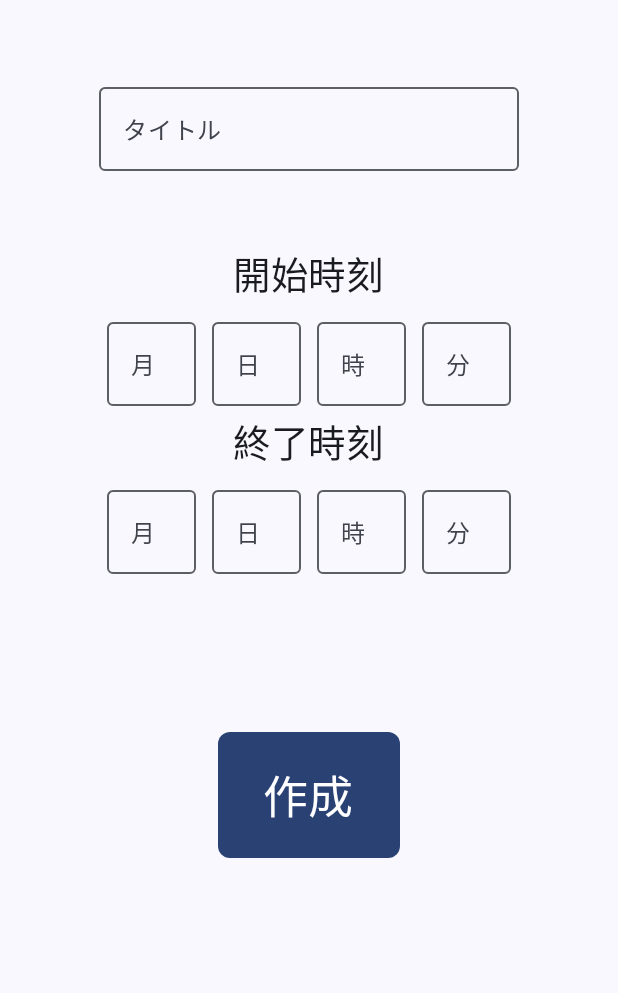
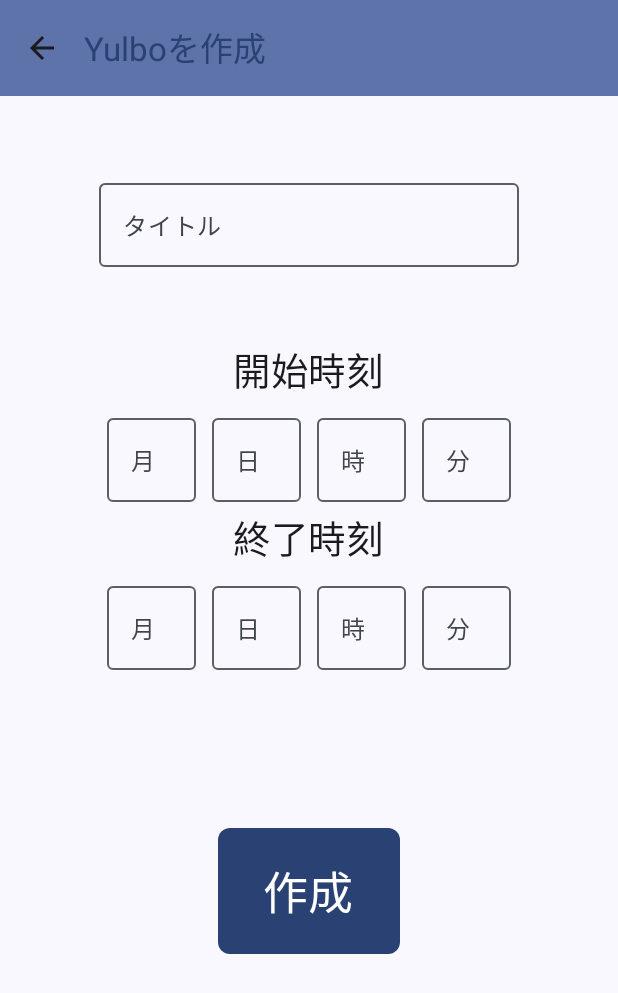
Before and after one commit to shizukanaoki/Yulbo, an Android app built with Jetpack Compose: the CreateScreen screen opened through its navigation route, on a phone screen of 412 x 824 dp. Shown: the top 993 px of the screen. Run offline under Robolectric (Android 15) with nearby library versions, the phone set to English and light mode, and no system bars.

Commit message:
Add appbar to create screen

```diff
--- a/app/src/main/java/com/example/yulbo/ui/screens/CreateScreen.kt
+++ b/app/src/main/java/com/example/yulbo/ui/screens/CreateScreen.kt
@@ -6,11 +6,18 @@ import androidx.compose.foundation.layout.Row
 import androidx.compose.foundation.layout.fillMaxWidth
 import androidx.compose.foundation.layout.padding
 import androidx.compose.foundation.layout.width
+import androidx.compose.material.icons.Icons
+import androidx.compose.material.icons.filled.ArrowBack
 import androidx.compose.material3.Button
 import androidx.compose.material3.ExperimentalMaterial3Api
+import androidx.compose.material3.Icon
+import androidx.compose.material3.IconButton
 import androidx.compose.material3.MaterialTheme
 import androidx.compose.material3.OutlinedTextField
+import androidx.compose.material3.Scaffold
 import androidx.compose.material3.Text
+import androidx.compose.material3.TopAppBar
+import androidx.compose.material3.TopAppBarDefaults
 import androidx.compose.runtime.Composable
 import androidx.compose.runtime.getValue
 import androidx.compose.runtime.mutableStateOf
@@ -47,8 +54,33 @@ fun CreateScreen(
     var eday by remember { mutableStateOf("") }
     var ehour by remember { mutableStateOf("") }
     var emini by remember { mutableStateOf("") }
+    Scaffold(
+        topBar = {
+            TopAppBar(
+                colors = TopAppBarDefaults.centerAlignedTopAppBarColors(
+                    containerColor = MaterialTheme.colorScheme.primaryContainer,
+                    titleContentColor = MaterialTheme.colorScheme.primary,
+                ),
+                title = {
+                    Text("Yulboを作成")
+                },
+                navigationIcon = {
+                    IconButton(onClick = { navigateToSchedule() }) {
+                        Icon(
+                            imageVector = Icons.Filled.ArrowBack,
+                            contentDescription = "Localized description"
+                        )
+                    }
+                },
+            )
+        },
+    ) { innerPadding ->
+
+
     Column (
-        modifier = Modifier.fillMaxWidth(),
+        modifier = Modifier
+            .fillMaxWidth()
+            .padding(innerPadding),
         horizontalAlignment = Alignment.CenterHorizontally,
     ) {
         OutlinedTextField(
@@ -58,42 +90,42 @@ fun CreateScreen(
             modifier = Modifier.padding(50.dp)
         )
         Text(text = "開始時刻", fontSize = 25.sp)
-        Row (){
+        Row {
             OutlinedTextField(
                 value = smonth,
-                onValueChange = { smonth = it},
-                label = { Text(text = "月")},
+                onValueChange = { smonth = it },
+                label = { Text(text = "月") },
                 modifier = Modifier
                     .width(70.dp)
                     .padding(5.dp)
             )
             OutlinedTextField(
                 value = sday,
-                onValueChange = { sday = it},
-                label = { Text(text = "日")},
+                onValueChange = { sday = it },
+                label = { Text(text = "日") },
                 modifier = Modifier
                     .width(70.dp)
                     .padding(5.dp)
             )
             OutlinedTextField(
                 value = shour,
-                onValueChange = { shour = it},
-                label = { Text(text = "時")},
+                onValueChange = { shour = it },
+                label = { Text(text = "時") },
                 modifier = Modifier
                     .width(70.dp)
                     .padding(5.dp)
             )
             OutlinedTextField(
                 value = smini,
-                onValueChange = { smini = it},
-                label = { Text(text = "分")},
+                onValueChange = { smini = it },
+                label = { Text(text = "分") },
                 modifier = Modifier
                     .width(70.dp)
                     .padding(5.dp)
             )
         }
         Text(text = "終了時刻", fontSize = 25.sp)
-        Row (){
+        Row {
             OutlinedTextField(
                 value = emonth,
                 onValueChange = { emonth = it },
@@ -153,4 +185,5 @@ fun CreateScreen(
             )
         }
     }
+    }
 }
```
